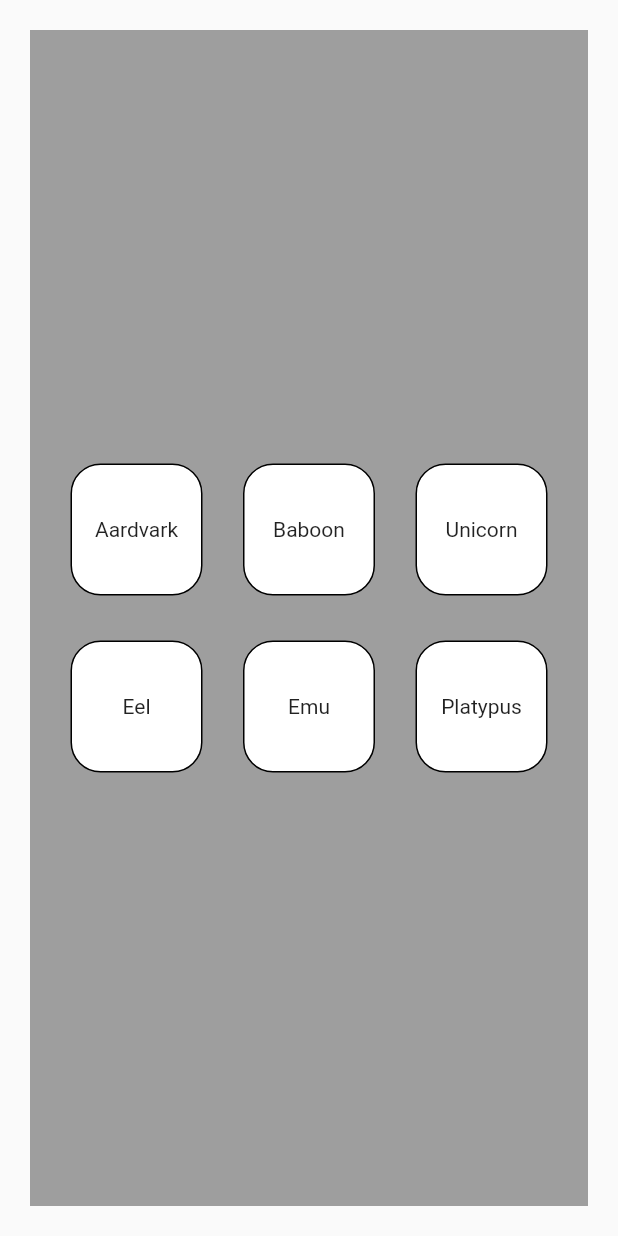
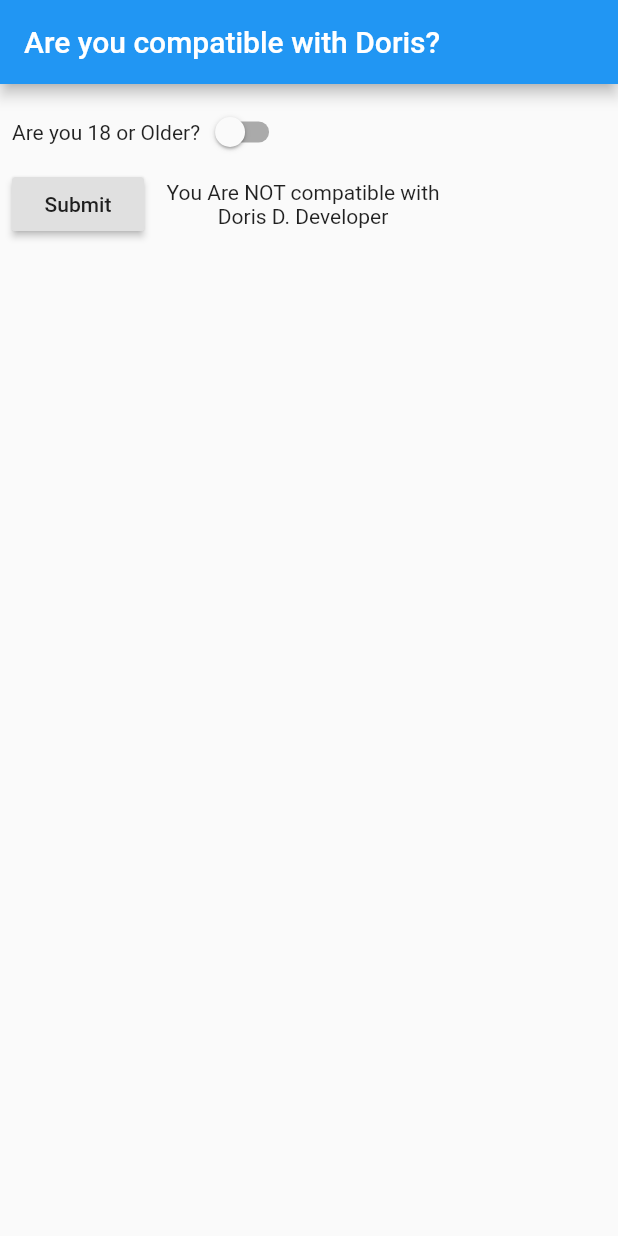
Before and after one commit to subashc069/FFD, a Flutter app: the screen it shows after launch, on a phone screen of 412 x 824 dp. Run offline on Flutter 3.47's test engine with Material 2 defaults, Android fonts, the phone set to English and light mode, and no system bars.

Commit message:
A Simple Switch

```diff
--- a/lib/main.dart
+++ b/lib/main.dart
@@ -2,6 +2,7 @@
 import 'package:flutter/cupertino.dart';
 import 'package:flutter/material.dart';
 import 'build_column.dart';
+
 void main() {
   runApp(MyApp());
 }
@@ -16,40 +17,70 @@ class MyApp extends StatelessWidget {
   }
 }
 
-class _MyHomePage extends StatelessWidget {
+class _MyHomePage extends StatefulWidget {
+  @override
+  __MyHomePageState createState() => __MyHomePageState();
+}
+
+const _youAre = 'You Are';
+const _compatible = 'compatible with\nDoris D. Developer';
+
+class __MyHomePageState extends State<_MyHomePage> {
+  bool _ageSwitchValue = false;
+  String _messageToUser = "$_youAre NOT $_compatible";
+
+  ///State
   @override
   Widget build(BuildContext context) {
-    return SafeArea(
-      child: Material(
-        color: Colors.grey[50],
-        child: Container(
-          color: Colors.grey[500],
-          margin: EdgeInsets.all(20.0),
-//          padding: EdgeInsets.all(30.0),
-          child: buildColumn(context),
+    return Scaffold(
+      appBar: AppBar(
+        title: Text("Are you compatible with Doris?"),
+      ),
+      body: Padding(
+        padding: const EdgeInsets.all(8.0),
+        child: Column(
+          children: <Widget>[
+            _buildAgeSwitch(),
+            _buildResultArea(),
+          ],
         ),
-
       ),
     );
   }
+
+
+  ///Build
+  Widget _buildAgeSwitch() {
+    return Row(children: <Widget>[
+      Text("Are you 18 or Older?"),
+      Switch(value: _ageSwitchValue, onChanged: _updateAgeSwitch)
+    ],);
+  }
+
+  Widget _buildResultArea() {
+    return Row(
+      children: <Widget>[
+        RaisedButton(
+            child: Text("Submit"),
+            onPressed: _updateResults),
+        SizedBox(width: 15.0,),
+        Text(_messageToUser, textAlign: TextAlign.center),
+      ],
+    );
+  }
+
+
+
+  void _updateAgeSwitch(bool newValue) {
+    setState(() {
+      _ageSwitchValue = newValue;
+//      _messageToUser = _youAre + (_ageSwitchValue ? " " : " NOT ") + _compatible;
+    });
+  }
+
+  void _updateResults() {
+    setState(() {
+      _messageToUser = 'You are' + (_ageSwitchValue ? " " : "NOT") + 'compatible with \n Doris D Developer';
+    });
+  }
 }
-
-Widget buildTitleText(){
-  return Text("My Pet shop",
-    textScaleFactor: 3.0,
-    textAlign: TextAlign.center,);
-}
-
-Widget buildRoundedBox(String label, {double height = 88.0}) {
-  return Container(
-    height: height,
-    width: 88.0,
-    alignment: Alignment(0.0, 0.0),
-    decoration: BoxDecoration(
-      color: Colors.white,
-      border: Border.all(),
-      borderRadius: BorderRadius.circular(20.0)
-    ),
-    child: Text(label, textAlign: TextAlign.center,),
-  );
-}
```
Also changed, not shown: lib/build_column.dart (+24 -0 lines).
